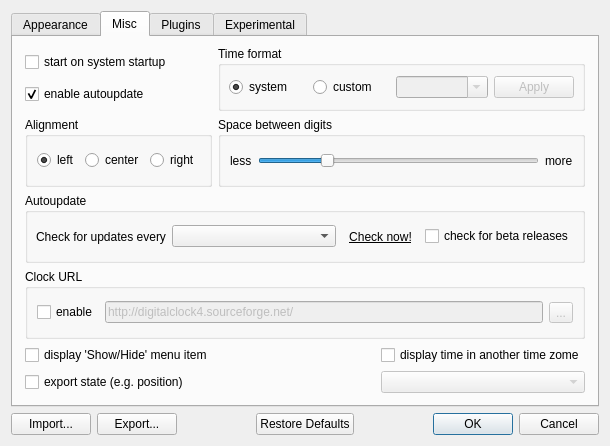
Before: the Qt Designer form digital_clock/gui/settings_dialog.ui in Kolcha/DigitalClock4, drawn with Qt 5.
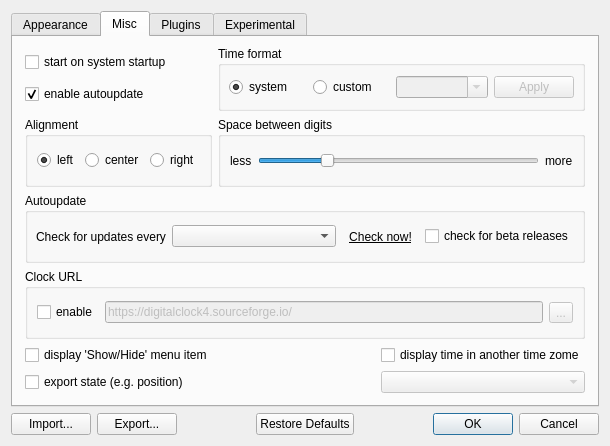
After: the same form once the commit is applied. The open tabs and pages were chosen to show the change. Icons and pictures are not drawn. Custom widgets are drawn as their Qt base class.

Commit message: changed few links to https

The edit to the form file:
```diff
--- a/digital_clock/gui/settings_dialog.ui
+++ b/digital_clock/gui/settings_dialog.ui
@@ -815,7 +815,7 @@
              <bool>false</bool>
             </property>
             <property name="text">
-             <string notr="true">http://digitalclock4.sourceforge.net/</string>
+             <string notr="true">https://digitalclock4.sourceforge.io/</string>
             </property>
            </widget>
           </item>
```
The commit also changes 1 other file.
